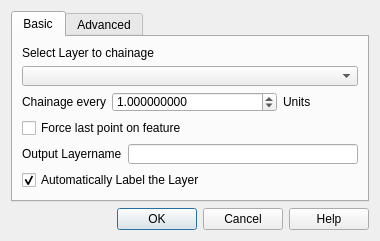
Old version of the form ui_qchainage.ui in the repository mach0/qchainage.
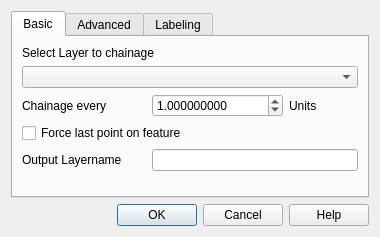
New version of the form.

Commit message: Adding new labeling tab with decimal places

```diff
--- a/ui_qchainage.ui
+++ b/ui_qchainage.ui
@@ -10,7 +10,7 @@
     <x>0</x>
     <y>0</y>
     <width>380</width>
-    <height>241</height>
+    <height>237</height>
    </rect>
   </property>
   <property name="minimumSize">
@@ -23,6 +23,16 @@
    <string>QChainage</string>
   </property>
   <layout class="QGridLayout" name="gridLayout_3">
+   <item row="1" column="0">
+    <widget class="QDialogButtonBox" name="buttonBox">
+     <property name="orientation">
+      <enum>Qt::Horizontal</enum>
+     </property>
+     <property name="standardButtons">
+      <set>QDialogButtonBox::Cancel|QDialogButtonBox::Help|QDialogButtonBox::Ok</set>
+     </property>
+    </widget>
+   </item>
    <item row="0" column="0">
     <widget class="QTabWidget" name="tabWidget">
      <property name="currentIndex">
@@ -33,14 +43,14 @@
        <string>Basic</string>
       </attribute>
       <layout class="QGridLayout" name="gridLayout_2">
-       <item row="0" column="0" colspan="3">
-        <widget class="QLabel" name="labelSelectLayer">
+       <item row="3" column="0" colspan="3">
+        <widget class="QCheckBox" name="forceLastCheckBox">
          <property name="text">
-          <string>Select Layer to chainage</string>
+          <string>Force last point on feature</string>
          </property>
         </widget>
        </item>
-       <item row="1" column="0" colspan="3">
+       <item row="1" column="0" colspan="5">
         <widget class="QComboBox" name="selectLayerComboBox">
          <property name="sizePolicy">
           <sizepolicy hsizetype="MinimumExpanding" vsizetype="Fixed">
@@ -50,16 +60,39 @@
          </property>
         </widget>
        </item>
-       <item row="2" column="0">
-        <widget class="QLabel" name="labelDistance">
+       <item row="2" column="4">
+        <widget class="QLabel" name="labelUnit">
+         <property name="sizePolicy">
+          <sizepolicy hsizetype="Minimum" vsizetype="Preferred">
+           <horstretch>0</horstretch>
+           <verstretch>0</verstretch>
+          </sizepolicy>
+         </property>
+         <property name="minimumSize">
+          <size>
+           <width>69</width>
+           <height>0</height>
+          </size>
+         </property>
          <property name="text">
-          <string>Chainage every</string>
+          <string>Units</string>
          </property>
         </widget>
        </item>
-       <item row="2" column="1" colspan="2">
-        <layout class="QHBoxLayout" name="horizontalLayout">
-         <item>
+       <item row="7" column="2">
+        <spacer name="verticalSpacer">
+         <property name="orientation">
+          <enum>Qt::Vertical</enum>
+         </property>
+         <property name="sizeHint" stdset="0">
+          <size>
+           <width>20</width>
+           <height>40</height>
+          </size>
+         </property>
+        </spacer>
+       </item>
+       <item row="2" column="2" colspan="2">
           <widget class="QDoubleSpinBox" name="distanceSpinBox">
            <property name="decimals">
             <number>9</number>
@@ -72,33 +105,8 @@
            </property>
           </widget>
          </item>
-         <item>
-          <widget class="QLabel" name="labelUnit">
-           <property name="sizePolicy">
-            <sizepolicy hsizetype="Fixed" vsizetype="Preferred">
-             <horstretch>0</horstretch>
-             <verstretch>0</verstretch>
-            </sizepolicy>
-           </property>
-           <property name="minimumSize">
-            <size>
-             <width>75</width>
-             <height>0</height>
-            </size>
-           </property>
-           <property name="text">
-            <string>Units</string>
-           </property>
-          </widget>
-         </item>
-        </layout>
-       </item>
-       <item row="3" column="0" colspan="3">
-        <widget class="QCheckBox" name="forceLastCheckBox">
-         <property name="text">
-          <string>Force last point on feature</string>
-         </property>
-        </widget>
+       <item row="4" column="2" colspan="3">
+        <widget class="QLineEdit" name="layerNameLine"/>
        </item>
        <item row="4" column="0" colspan="2">
         <widget class="QLabel" name="labelLayerName">
@@ -107,34 +115,19 @@
          </property>
         </widget>
        </item>
-       <item row="4" column="2">
-        <widget class="QLineEdit" name="layerNameLine"/>
-       </item>
-       <item row="5" column="0" colspan="3">
-        <widget class="QCheckBox" name="autoLabelCheckBox">
-         <property name="enabled">
-          <bool>true</bool>
-         </property>
+       <item row="2" column="0" colspan="2">
+        <widget class="QLabel" name="labelDistance">
          <property name="text">
-          <string>Automatically Label the Layer</string>
+          <string>Chainage every</string>
          </property>
-         <property name="checked">
-          <bool>true</bool>
-         </property>
         </widget>
        </item>
-       <item row="6" column="0">
-        <spacer name="verticalSpacer">
-         <property name="orientation">
-          <enum>Qt::Vertical</enum>
+       <item row="0" column="0" colspan="3">
+        <widget class="QLabel" name="labelSelectLayer">
+         <property name="text">
+          <string>Select Layer to chainage</string>
          </property>
-         <property name="sizeHint" stdset="0">
-          <size>
-           <width>20</width>
-           <height>40</height>
-          </size>
-         </property>
-        </spacer>
+        </widget>
        </item>
       </layout>
      </widget>
@@ -295,16 +288,53 @@
        </item>
       </layout>
      </widget>
+     <widget class="QWidget" name="tab_3">
+      <attribute name="title">
+       <string>Labeling</string>
+      </attribute>
+      <layout class="QGridLayout" name="gridLayout_4">
+       <item row="0" column="0" colspan="2">
+        <widget class="QCheckBox" name="autoLabelCheckBox">
+         <property name="enabled">
+          <bool>true</bool>
+         </property>
+         <property name="text">
+          <string>Automatically Label the Layer</string>
+         </property>
+         <property name="checked">
+          <bool>true</bool>
+         </property>
+        </widget>
+       </item>
+       <item row="1" column="1">
+        <widget class="QSpinBox" name="decimalSpinBox">
+         <property name="value">
+          <number>2</number>
+         </property>
     </widget>
    </item>
    <item row="1" column="0">
-    <widget class="QDialogButtonBox" name="buttonBox">
+        <widget class="QLabel" name="label_4">
+         <property name="text">
+          <string>Decimal places</string>
+         </property>
+        </widget>
+       </item>
+       <item row="2" column="0">
+        <spacer name="verticalSpacer_3">
      <property name="orientation">
-      <enum>Qt::Horizontal</enum>
-     </property>
-     <property name="standardButtons">
-      <set>QDialogButtonBox::Cancel|QDialogButtonBox::Help|QDialogButtonBox::Ok</set>
-     </property>
+          <enum>Qt::Vertical</enum>
+         </property>
+         <property name="sizeHint" stdset="0">
+          <size>
+           <width>20</width>
+           <height>40</height>
+          </size>
+         </property>
+        </spacer>
+       </item>
+      </layout>
+     </widget>
     </widget>
    </item>
   </layout>
```
Lines whose indentation alone changed are shown as unchanged. The commit also changes 4 other files.
